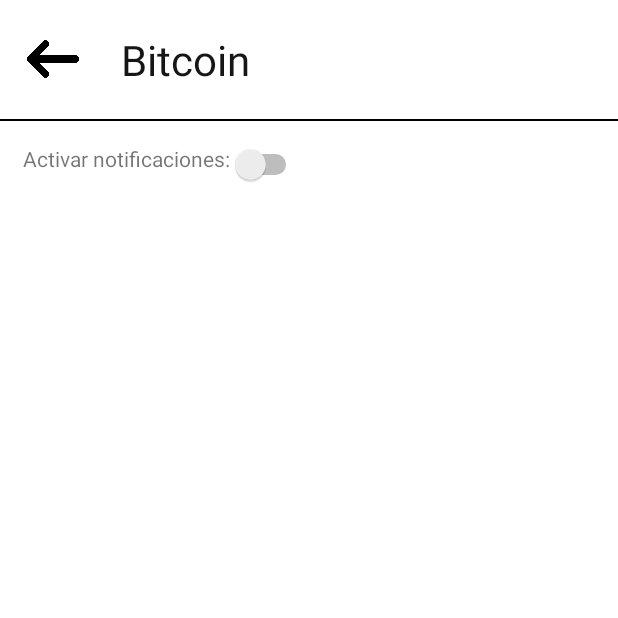
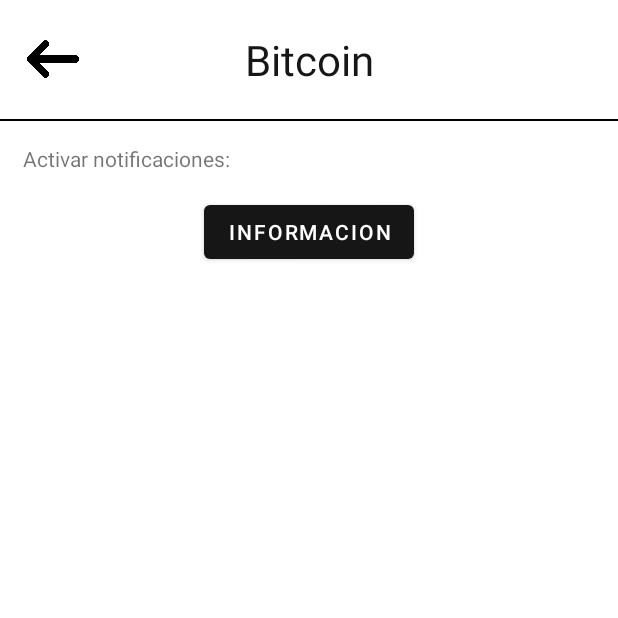
Before and after one commit to SergioDGr/CryptoStadisticsMS, an Android app: the screen it shows after launch (CryptoActivity), after a tap on "Bitcoin", on a phone screen of 412 x 824 dp, the top half of it. Run offline under Robolectric (Android 15) with nearby library versions, the phone set to English and light mode, and no system bars; libraries missing offline, so code that uses them is left out: com.chaquo.python; 5 statements that could not run were skipped.

Commit message:
mod notification

```diff
--- a/app/src/main/AndroidManifest.xml
+++ b/app/src/main/AndroidManifest.xml
@@ -9,9 +9,9 @@
         android:allowBackup="true"
         android:dataExtractionRules="@xml/data_extraction_rules"
         android:fullBackupContent="@xml/backup_rules"
-        android:icon="@mipmap/ic_launcher"
+        android:icon="@drawable/logo"
         android:label="@string/app_name"
-        android:roundIcon="@mipmap/ic_launcher_round"
+        android:roundIcon="@drawable/logo"
         android:supportsRtl="true"
         android:theme="@style/Theme.CryptoStadisticsMS"
         tools:targetApi="31">
--- a/app/src/main/java/com/example/cryptostadisticsms/CryptoActivity.kt
+++ b/app/src/main/java/com/example/cryptostadisticsms/CryptoActivity.kt
@@ -1,7 +1,21 @@
 package com.example.cryptostadisticsms
 
+import android.Manifest
+import android.app.Notification
+import android.app.NotificationChannel
+import android.app.NotificationManager
+import android.content.Context
+import android.content.pm.PackageManager
+import android.graphics.Color
+import android.os.Build
 import android.os.Bundle
+import androidx.activity.result.contract.ActivityResultContracts
 import androidx.appcompat.app.AppCompatActivity
+import androidx.core.app.ActivityCompat
+import androidx.core.app.NotificationCompat
+import androidx.core.app.NotificationManagerCompat
+import com.chaquo.python.Python
+import com.chaquo.python.android.AndroidPlatform
 import com.example.cryptostadisticsms.databinding.ActivityCryptoBinding
 import com.example.cryptostadisticsms.elements.Crypto
 
@@ -10,6 +24,10 @@ import com.example.cryptostadisticsms.elements.Crypto
  */
 class CryptoActivity : AppCompatActivity() {
 
+    private val channelID = "channelID"
+    private val channelName = "channelName"
+    private val notificationId = 0
+    private lateinit var notificationManager: NotificationManagerCompat
     private lateinit var binding: ActivityCryptoBinding
 
     /**
@@ -25,6 +43,50 @@ class CryptoActivity : AppCompatActivity() {
 
         //Para volver la actividad anterior
         binding.ivGoBack.setOnClickListener { finish() }
+
+        //Inicializar Python
+        if (! Python.isStarted()) {
+            Python.start( AndroidPlatform(this));
+        }
+
+        val py = Python.getInstance()
+        val module = py.getModule("Bot")
+
+        val fact = module["trading_bot"]
+        val msg = fact?.call()
+
+        notificationManager = NotificationManagerCompat.from(this)
+        createNotificationChannel()
+        binding.btnNewNotification.setOnClickListener {
+            if (ActivityCompat.checkSelfPermission(this,
+                    Manifest.permission.POST_NOTIFICATIONS) != PackageManager.PERMISSION_GRANTED) {
+                return@setOnClickListener
+            }
+
+            val notification: Notification = NotificationCompat.Builder(this, channelID).also {
+                it.setContentTitle("Siguiente movimiento")
+                it.setContentText(msg.toString())
+                it.setSmallIcon(R.drawable.ic_message)
+                it.setPriority(NotificationCompat.PRIORITY_HIGH)
+            }.build()
+            notificationManager.notify(notificationId, notification)
+        }
     }
 
+    /**
+     * Crea el canal de notificacion
+     */
+    private fun createNotificationChannel() {
+        if(Build.VERSION.SDK_INT >= Build.VERSION_CODES.O){
+            val importance = NotificationManager.IMPORTANCE_HIGH
+
+            val channel = NotificationChannel(channelID, channelName, importance).apply {
+                lightColor = Color.RED
+                enableLights(true)
+            }
+            val manager = getSystemService(Context.NOTIFICATION_SERVICE) as NotificationManager
+
+            manager.createNotificationChannel(channel)
+        }
+    }
 }
--- a/app/src/main/java/com/example/cryptostadisticsms/MainActivity.kt
+++ b/app/src/main/java/com/example/cryptostadisticsms/MainActivity.kt
@@ -36,9 +36,6 @@ import com.google.android.material.navigation.NavigationView
  */
 class MainActivity : AppCompatActivity(), NavigationView.OnNavigationItemSelectedListener {
 
-    private val channelID = "channelID"
-    private val channelName = "channelName"
-
     private lateinit var binding: ActivityMainBinding
 
     @SuppressLint("MissingPermission", "ResourceType")
@@ -52,14 +49,6 @@ class MainActivity : AppCompatActivity(), NavigationView.OnNavigationItemSelecte
         // Pedir permisos para la notificacion
         askForNotificationPermission()
 
-        //Inicializar Python
-        if (! Python.isStarted()) {
-            Python.start( AndroidPlatform(this));
-        }
-
-        val py = Python.getInstance()
-        //val module = py.getModule("Bot")
-
         //Inicializa el menu
         initMenu()
         //Inicializa el fragment inicial, HOME
@@ -68,44 +57,10 @@ class MainActivity : AppCompatActivity(), NavigationView.OnNavigationItemSelecte
                 HomeFragment()
             ).commit()
         }
-
-        /*val fact = module["trading_bot"]
-        fact?.call()*/
-
-        //val btnNewNotification = findViewById<Button>(R.id.btn_newNotification)
-        //rlBitcoin = findViewById(R.id.rlBitcoin);
-
-        //loadCryptos(py)
-        createNotificationChannel()
-
-        val notification: Notification = NotificationCompat.Builder(this, channelID).also {
-            it.setContentTitle("Titulo de notifiacion")
-            it.setContentText("Este es el contenido de la notificación")
-            it.setSmallIcon(R.drawable.ic_message)
-            it.setPriority(NotificationCompat.PRIORITY_HIGH)
-        }.build()
-
-        val notificationManager: NotificationManagerCompat = NotificationManagerCompat.from(this)
-
-        /*btnNewNotification.setOnClickListener {
-            notificationManager.notify(notificationId, notification)
-        }*/
-
-        /*rlBitcoin.setOnClickListener {
-
-            val bitcoin = lstCryptos?.get(0)
-
-            intent = Intent(this@MainActivity, CryptoActivity::class.java)
-            intent.putExtra("Bitcoin", bitcoin)
-            startActivity(intent)
-        }*/
-
-
-
     }
 
     /**
-     * Pide permiso para las notificaciones al usuario
+     *
      */
     private fun askForNotificationPermission(){
         val permissionLauncher = registerForActivityResult(
@@ -141,23 +96,6 @@ class MainActivity : AppCompatActivity(), NavigationView.OnNavigationItemSelecte
     }
 
     /**
-     * Crea el canal de notificacion
-     */
-    private fun createNotificationChannel() {
-        if(Build.VERSION.SDK_INT >= Build.VERSION_CODES.O){
-            val importance = NotificationManager.IMPORTANCE_HIGH
-
-            val channel = NotificationChannel(channelID, channelName, importance).apply {
-                lightColor = Color.RED
-                enableLights(true)
-            }
-            val manager = getSystemService(Context.NOTIFICATION_SERVICE) as NotificationManager
-
-            manager.createNotificationChannel(channel)
-        }
-    }
-
-    /**
      *  Al selecciona uno de los elementos del menu muentra un contenido en concreto
      *  o termina la actividad.
      */
@@ -179,7 +117,7 @@ class MainActivity : AppCompatActivity(), NavigationView.OnNavigationItemSelecte
             }
             R.id.navAboutUS -> { //Dialog de informacion
                 val mDialog = Dialog(this)
-                mDialog.setContentView(R.layout.aboutus_popup)
+                mDialog.setContentView(R.layout.information_popup)
                 mDialog.window?.setBackgroundDrawable(ColorDrawable(Color.TRANSPARENT))
                 mDialog.show()
             }
--- a/app/src/main/res/layout/activity_crypto.xml
+++ b/app/src/main/res/layout/activity_crypto.xml
@@ -13,12 +13,14 @@
         android:orientation="vertical"
         tools:ignore="MissingConstraints">
 
+        <!-- Cabezera -->
         <RelativeLayout
             android:layout_width="match_parent"
             android:layout_height="wrap_content"
             tools:ignore="MissingConstraints"
             android:padding="15dp">
 
+            <!-- Imagen para volver atras-->
             <ImageView
                 android:id="@+id/ivGoBack"
                 android:layout_width="40dp"
@@ -27,6 +29,7 @@
                 android:layout_centerVertical="true"
                 tools:ignore="ContentDescription" />
 
+            <!-- Nombre de la cryptomoneda -->
             <TextView
                 android:id="@+id/tvCrypto"
                 android:layout_width="match_parent"
@@ -34,16 +37,19 @@
                 android:layout_centerVertical="true"
                 android:layout_marginHorizontal="60dp"
                 android:padding="5dp"
+                android:textAlignment="center"
                 android:textColor="@color/black"
                 android:textSize="28sp" />
 
         </RelativeLayout>
 
+        <!-- Separador -->
         <View
             android:layout_width="match_parent"
             android:layout_height="1dp"
             android:background="@android:color/black" />
 
+        <!-- Contenido de la cryptomoneda -->
         <LinearLayout
             android:layout_width="match_parent"
             android:layout_height="match_parent"
@@ -53,16 +59,22 @@
             <TextView
                 android:layout_width="wrap_content"
                 android:layout_height="match_parent"
+                android:text="@string/active_notifications"
+                android:layout_marginEnd="10dp"/>
 
-                android:text="@string/active_notifications"/>
-
-            <Switch
-                android:id="@+id/sNotificaciones"
+            <TextView
+                android:id="@+id/tvCryptoPrice"
                 android:layout_width="wrap_content"
-                android:layout_height="wrap_content"
-                tools:ignore="UseSwitchCompatOrMaterialXml" />
+                android:layout_height="match_parent"/>
 
         </LinearLayout>
+
+        <Button
+            android:id="@+id/btn_newNotification"
+            android:layout_width="wrap_content"
+            android:layout_height="wrap_content"
+            android:layout_gravity="center"
+            android:text="@string/add_notification" />
 
     </LinearLayout>
 
--- a/app/src/main/res/layout/activity_startup.xml
+++ b/app/src/main/res/layout/activity_startup.xml
@@ -16,6 +16,7 @@
         android:gravity="center"
         tools:ignore="MissingConstraints">
 
+        <!-- Logo de la aplicacion -->
         <ImageView
             android:id="@+id/ivLogo"
             android:layout_width="wrap_content"
@@ -23,6 +24,7 @@
             android:src="@drawable/logo"
             tools:ignore="ContentDescription,MissingConstraints" />
 
+        <!-- Titulo de la aplicacion -->
         <TextView
             android:id="@+id/tvTitle"
             android:layout_width="wrap_content"
@@ -40,6 +42,7 @@
 
     </LinearLayout>
 
+    <!-- Autores -->
     <TextView
         android:id="@+id/tvCreator"
         android:layout_width="match_parent"
--- a/app/src/main/res/layout/crypto_list_item.xml
+++ b/app/src/main/res/layout/crypto_list_item.xml
@@ -3,13 +3,15 @@
     android:layout_width="wrap_content"
     android:layout_height="wrap_content"
     android:orientation="vertical">
+
+    <!-- Fondo -->
     <RelativeLayout
         android:id="@+id/rlCrypto"
         android:layout_width="100dp"
         android:layout_height="100dp"
         android:elevation="4dp"
         android:layout_margin="10dp">
-
+        <!-- Imagen de la cryptomoneda -->
         <ImageView
             android:id="@+id/ivImage"
             android:layout_width="60dp"
@@ -20,6 +22,7 @@
 
     </RelativeLayout>
 
+    <!-- Nombre de la cryptomoneda -->
     <TextView
         android:id="@+id/tvName"
         android:layout_width="match_parent"
--- a/app/src/main/res/layout/fragment_notification.xml
+++ b/app/src/main/res/layout/fragment_notification.xml
@@ -5,12 +5,14 @@
     android:layout_height="match_parent"
     tools:context=".fragments.NotificationFragment">
 
+    <!-- ListView donde estaran los notificaciones -->
     <ListView
         android:id="@+id/lvNotifications"
         android:layout_width="match_parent"
         android:layout_height="match_parent"
         android:visibility="gone"/>
 
+    <!-- Cuando no hay ninguna notificacion -->
     <TextView
         android:id="@+id/tvNotNotification"
         android:layout_width="wrap_content"
--- a/app/src/main/res/layout/menu_header.xml
+++ b/app/src/main/res/layout/menu_header.xml
@@ -3,7 +3,7 @@
     xmlns:tools="http://schemas.android.com/tools"
     android:layout_width="match_parent"
     android:layout_height="199dp">
-
+    <!-- Cabezera del navegador-->
     <ImageView
         android:layout_width="match_parent"
         android:layout_height="match_parent"
--- a/app/src/main/res/menu/main_menu.xml
+++ b/app/src/main/res/menu/main_menu.xml
@@ -1,6 +1,6 @@
 <?xml version="1.0" encoding="utf-8"?>
 <menu xmlns:android="http://schemas.android.com/apk/res/android">
-
+    <!-- Elementos del navegador -->
     <group android:checkableBehavior="single">
 
         <item android:id="@+id/navHome" android:title="@string/home"
--- a/app/src/main/res/values/strings.xml
+++ b/app/src/main/res/values/strings.xml
@@ -10,7 +10,7 @@
     <string name="ethereum">Ethereum</string>
     <string name="solana">Solana</string>
     <string name="home">Home</string>
-    <string name="about_us">About Us</string>
+    <string name="about_us">Information</string>
     <string name="mensajes">Message</string>
     <string name="del_really_crypto">¿Desear eliminar la moneda seleccionada?</string>
     <string name="del_crypto">Eliminar Moneda</string>
@@ -22,4 +22,8 @@
     <string name="exit">Exit</string>
     <string name="message">Message</string>
     <string name="no_notification">No hay ninguna noticicacion</string>
+    <string name="contant_us">Contant us:</string>
+    <string name="sdgroppa_gmail_com">sdgroppa@gmail.com</string>
+    <string name="marcovaz033_gmail_com">marcovaz033@gmail.com</string>
+    <string name="add_notification">Informacion</string>
 </resources>
```
Also changed, not shown: app/src/main/res/layout/activity_main.xml (+7 -7 lines), app/src/main/res/layout/information_popup.xml (renamed from app/src/main/res/layout/aboutus_popup.xml, +11 -8 lines).
